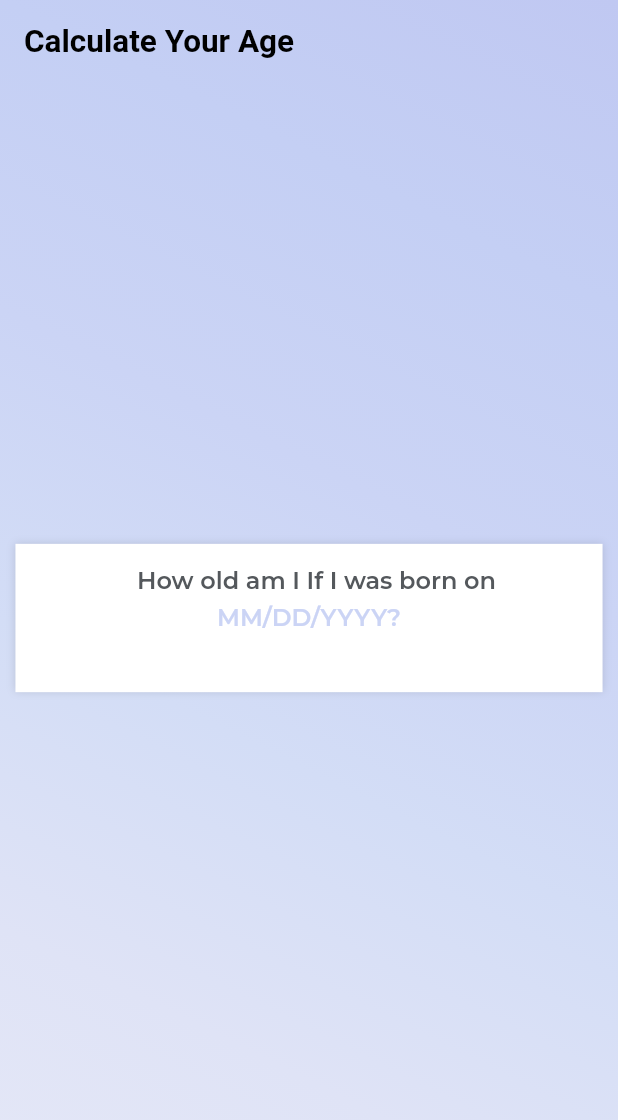
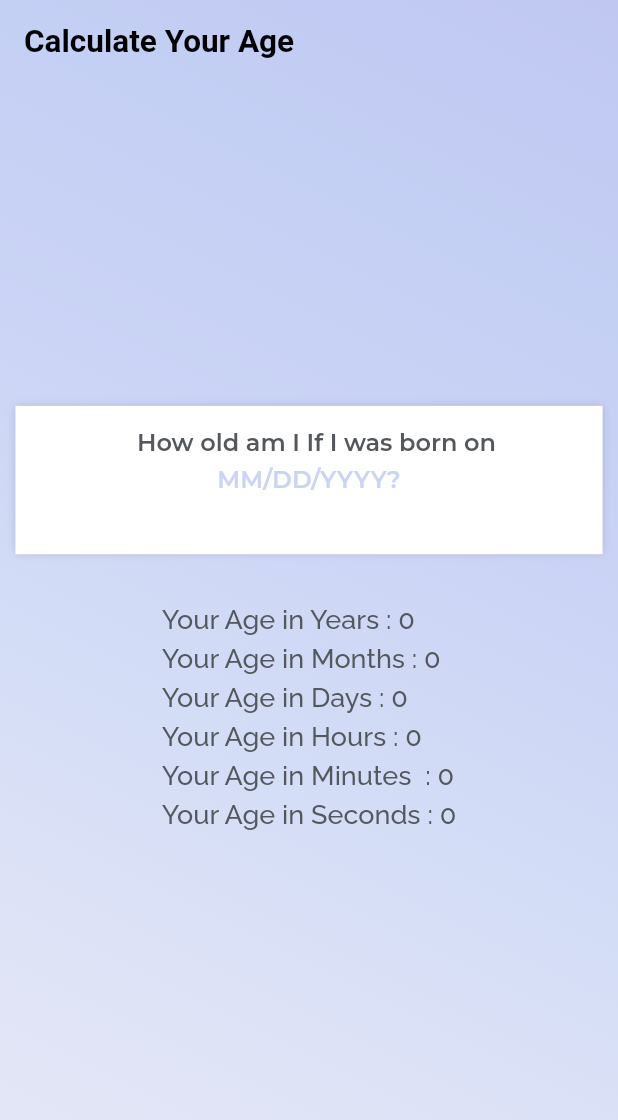
Before and after one commit to mdrabbihossen/age-calculator, a Flutter app: the screen it shows after launch, on a phone screen of 412 x 824 dp. Shown: the top 1120 px of the screen. Run offline on Flutter 3.47's test engine with Material 2 defaults, Android fonts, the phone set to English and light mode, and no system bars; our stand-ins replace google_fonts.

Commit message:
design updated

```diff
--- a/lib/views/calculator/screens/calculator_screen.dart
+++ b/lib/views/calculator/screens/calculator_screen.dart
@@ -36,7 +36,10 @@ class CalculatorHome extends StatelessWidget {
           ),
         ),
         child: Center(
-          child: Container(
+          child: Column(
+            children: [
+              Spacer(),
+              Container(
                 height: size.height * 0.12,
                 width: size.width * 0.95,
                 decoration: BoxDecoration(
@@ -62,16 +65,114 @@ class CalculatorHome extends StatelessWidget {
                       ),
                     ),
                     SizedBox(height: 5),
-                Text(
-                  'MM/DD/YYYY?',
+                    Row(
+                      mainAxisAlignment: MainAxisAlignment.center,
+                      children: [
+                        InkWell(
+                          onTap: () {
+                            print('Month Click');
+                          },
+                          child: Text(
+                            'MM/',
                             style: GoogleFonts.montserrat(
                               color: Color(0xffcbd4f5),
                               fontSize: 16,
                               fontWeight: FontWeight.w600,
                             ),
                           ),
+                        ),
+                        InkWell(
+                          onTap: () {
+                            print('Date Click');
+                          },
+                          child: Text(
+                            'DD/',
+                            style: GoogleFonts.montserrat(
+                              color: Color(0xffcbd4f5),
+                              fontSize: 16,
+                              fontWeight: FontWeight.w600,
+                            ),
+                          ),
+                        ),
+                        InkWell(
+                          onTap: () {
+                            print('Year Click');
+                          },
+                          child: Text(
+                            'YYYY?',
+                            style: GoogleFonts.montserrat(
+                              color: Color(0xffcbd4f5),
+                              fontSize: 16,
+                              fontWeight: FontWeight.w600,
+                            ),
+                          ),
+                        ),
                       ],
                     ),
+                  ],
+                ),
+              ),
+              SizedBox(height: size.height * 0.04),
+              Column(
+                crossAxisAlignment: CrossAxisAlignment.start,
+                children: [
+                  Text(
+                    'Your Age in Years : 0',
+                    style: GoogleFonts.raleway(
+                      color: Color(0xff54585c),
+                      fontSize: 18,
+                      fontWeight: FontWeight.w500,
+                    ),
+                  ),
+                  SizedBox(height: 5),
+                  Text(
+                    'Your Age in Months : 0',
+                    style: GoogleFonts.raleway(
+                      color: Color(0xff54585c),
+                      fontSize: 18,
+                      fontWeight: FontWeight.w500,
+                    ),
+                  ),
+                  SizedBox(height: 5),
+                  Text(
+                    'Your Age in Days : 0',
+                    style: GoogleFonts.raleway(
+                      color: Color(0xff54585c),
+                      fontSize: 18,
+                      fontWeight: FontWeight.w500,
+                    ),
+                  ),
+                  SizedBox(height: 5),
+                  Text(
+                    'Your Age in Hours : 0',
+                    style: GoogleFonts.raleway(
+                      color: Color(0xff54585c),
+                      fontSize: 18,
+                      fontWeight: FontWeight.w500,
+                    ),
+                  ),
+                  SizedBox(height: 5),
+                  Text(
+                    'Your Age in Minutes  : 0',
+                    style: GoogleFonts.raleway(
+                      color: Color(0xff54585c),
+                      fontSize: 18,
+                      fontWeight: FontWeight.w500,
+                    ),
+                  ),
+                  SizedBox(height: 5),
+                  Text(
+                    'Your Age in Seconds : 0',
+                    style: GoogleFonts.raleway(
+                      color: Color(0xff54585c),
+                      fontSize: 18,
+                      fontWeight: FontWeight.w500,
+                    ),
+                  ),
+                ],
+              ),
+              Spacer(),
+            ],
           ),
         ),
       ),
```
Lines whose indentation alone changed are shown as unchanged.
